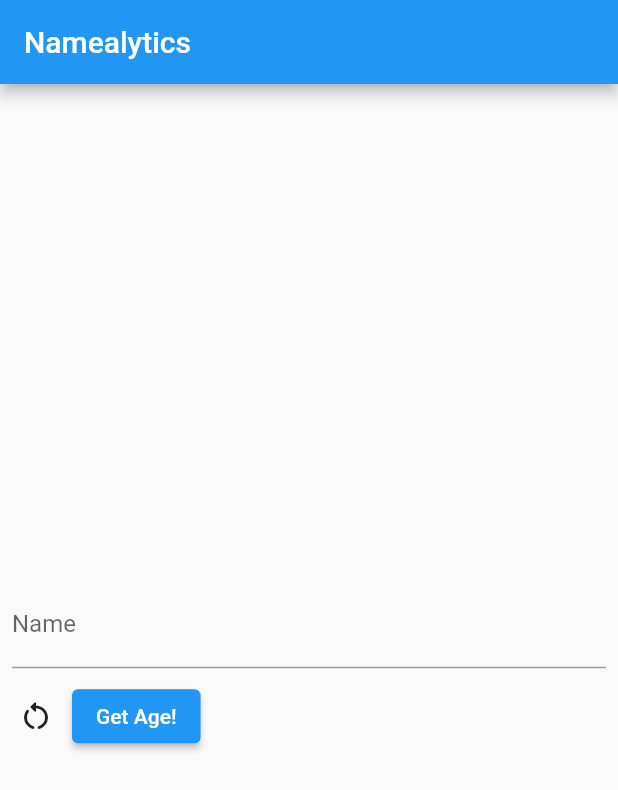
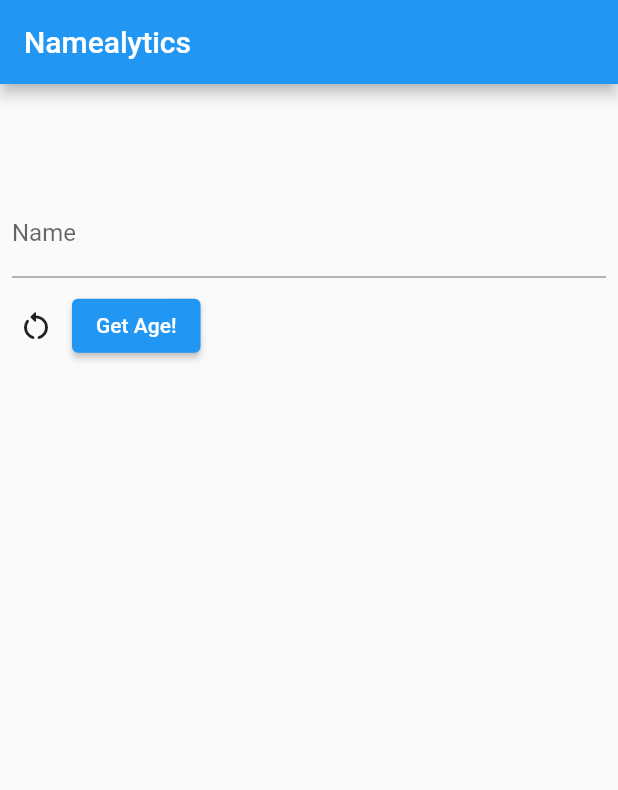
Before and after one commit to arndthassel/namealytics, a Flutter app: the screen it shows after launch, after a tap on the "restart alt" icon, on a phone screen of 412 x 824 dp. Shown: the top 790 px of the screen. Run offline on Flutter 3.47's test engine with Material 2 defaults, Android fonts, the phone set to English and light mode, and no system bars; our stand-ins replace bloc, freezed_annotation.

Commit message:
widget structure added

```diff
--- a/lib/main.dart
+++ b/lib/main.dart
@@ -1,4 +1,5 @@
 import 'package:flutter/material.dart';
+import 'package:namealytics/screen/home_screen.dart';
 
 void main() {
   runApp(const MyApp());
@@ -15,58 +16,7 @@ class MyApp extends StatelessWidget {
       theme: ThemeData(
         primarySwatch: Colors.blue,
       ),
-      home: const HomePage(),
+      home: const HomeScreen(),
     );
   }
 }
-
-class HomePage extends StatefulWidget {
-  const HomePage({super.key});
-
-  @override
-  State<HomePage> createState() => _HomePageState();
-}
-
-class _HomePageState extends State<HomePage> {
-  final _textController = TextEditingController();
-
-  @override
-  void dispose() {
-    _textController.dispose();
-    super.dispose();
-  }
-
-  @override
-  Widget build(BuildContext context) {
-    return Scaffold(
-      appBar: AppBar(title: const Text('Namealytics')),
-      body: Column(
-        mainAxisAlignment: MainAxisAlignment.center,
-        children: [
-          Padding(
-            padding: const EdgeInsets.all(8),
-            child: TextField(
-              controller: _textController,
-              decoration: const InputDecoration(
-                labelText: 'Name',
-                hintText: 'e.g. Friederike',
-              ),
-            ),
-          ),
-          Row(
-            children: [
-              IconButton(
-                onPressed: () {},
-                icon: const Icon(Icons.restart_alt_rounded),
-              ),
-              ElevatedButton(
-                onPressed: () {},
-                child: const Text('Get Age!'),
-              ),
-            ],
-          )
-        ],
-      ),
-    );
-  }
-}
--- /dev/null
+++ b/lib/screen/home_screen.dart
@@ -0,0 +1,21 @@
+import 'package:flutter/material.dart';
+import 'package:namealytics/screen/input_widget.dart';
+import 'package:namealytics/screen/output_widget.dart';
+
+class HomeScreen extends StatefulWidget {
+  const HomeScreen({super.key});
+
+  @override
+  State<HomeScreen> createState() => _HomeScreenState();
+}
+
+class _HomeScreenState extends State<HomeScreen> {
+  @override
+  Widget build(BuildContext context) {
+    return Scaffold(
+        appBar: AppBar(title: const Text('Namealytics')),
+        body: Column(
+          children: const [InputWidget(), OutputWidget()],
+        ));
+  }
+}
--- /dev/null
+++ b/lib/screen/input_widget.dart
@@ -0,0 +1,54 @@
+import 'package:flutter/material.dart';
+import 'package:flutter/src/widgets/container.dart';
+import 'package:flutter/src/widgets/framework.dart';
+
+class InputWidget extends StatefulWidget {
+  const InputWidget({super.key});
+
+  @override
+  State<InputWidget> createState() => _InputWidgetState();
+}
+
+class _InputWidgetState extends State<InputWidget> {
+  final _textController = TextEditingController();
+
+  @override
+  void dispose() {
+    _textController.dispose();
+    super.dispose();
+  }
+
+  @override
+  Widget build(BuildContext context) {
+    return Container(
+      height: MediaQuery.of(context).size.height * 0.3,
+      child: Column(
+        mainAxisAlignment: MainAxisAlignment.center,
+        children: [
+          Padding(
+            padding: const EdgeInsets.all(8),
+            child: TextField(
+              controller: _textController,
+              decoration: const InputDecoration(
+                labelText: 'Name',
+                hintText: 'e.g. Friederike',
+              ),
+            ),
+          ),
+          Row(
+            children: [
+              IconButton(
+                onPressed: () {},
+                icon: const Icon(Icons.restart_alt_rounded),
+              ),
+              ElevatedButton(
+                onPressed: () {},
+                child: const Text('Get Age!'),
+              ),
+            ],
+          )
+        ],
+      ),
+    );
+  }
+}
--- /dev/null
+++ b/lib/screen/output_widget.dart
@@ -0,0 +1,24 @@
+import 'package:flutter/material.dart';
+import 'package:flutter/src/widgets/container.dart';
+import 'package:flutter/src/widgets/framework.dart';
+
+class OutputWidget extends StatefulWidget {
+  const OutputWidget({super.key});
+
+  @override
+  State<OutputWidget> createState() => _OutputWidgetState();
+}
+
+class _OutputWidgetState extends State<OutputWidget> {
+  @override
+  Widget build(BuildContext context) {
+    return Container(
+      height: MediaQuery.of(context).size.height * 0.45,
+      child: Column(
+        mainAxisAlignment: MainAxisAlignment.center,
+        children: [],
+      ),
+    );
+    ;
+  }
+}
```
